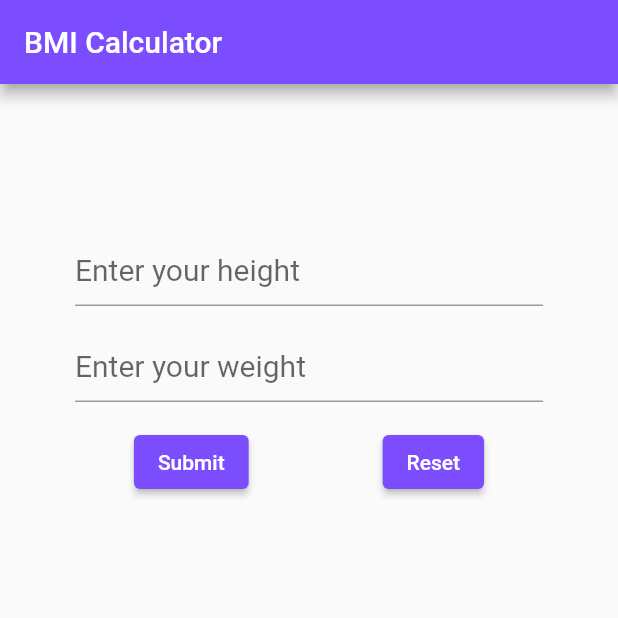
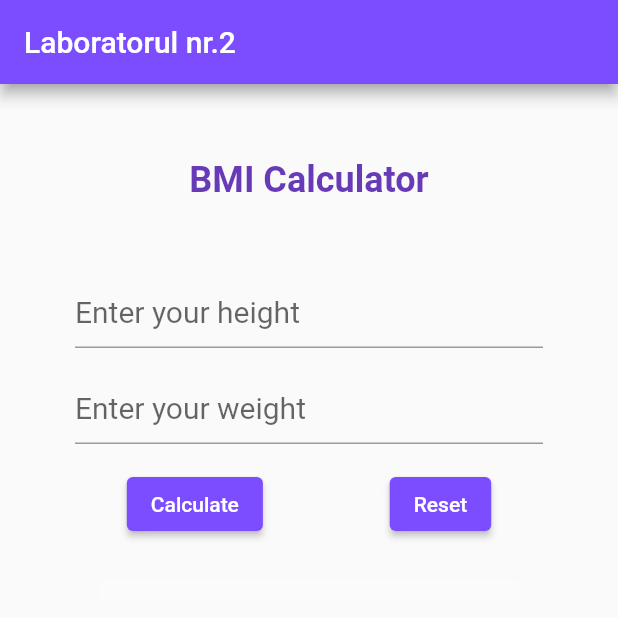
Before and after one commit to 1Leomas/UTM_PAM_labs, a Flutter app: the screen it shows after launch, on a phone screen of 412 x 824 dp, the top half of it. Run offline on Flutter 3.47's test engine with Material 2 defaults, Android fonts, the phone set to English and light mode, and no system bars.

Commit message:
lab2 flutter add animation

```diff
--- a/lab2_flutter/lib/main.dart
+++ b/lab2_flutter/lib/main.dart
@@ -5,7 +5,7 @@ void main() => runApp(const MyApp());
 class MyApp extends StatelessWidget {
   const MyApp({super.key});
 
-  static const String _title = 'BMI Calculator';
+  static const String _title = 'Laboratorul nr.2';
 
   @override
   Widget build(BuildContext context) {
@@ -43,6 +43,7 @@ class _MyStatefulWidgetState extends State<MyStatefulWidget> {
   String bmi = '';
   String bmi_status = '';
 
+  bool pressed = false;
   @override
   Widget build(BuildContext context) {
     return Form(
@@ -50,8 +51,19 @@ class _MyStatefulWidgetState extends State<MyStatefulWidget> {
       child: Column(
         //crossAxisAlignment: CrossAxisAlignment.center,
         children: <Widget>[
+          const Padding(
+            padding: EdgeInsets.fromLTRB(50, 50, 50, 0),
+            child: Text(
+              'BMI Calculator',
+              style: TextStyle(
+                fontSize: 24,
+                color: Colors.deepPurple,
+                fontWeight: FontWeight.bold,
+              ),
+            ),
+          ),
           Padding(
-            padding: const EdgeInsets.fromLTRB(50, 100, 50, 0),
+            padding: const EdgeInsets.fromLTRB(50, 50, 50, 0),
             child: TextFormField(
               style: const TextStyle (fontSize: 20),
               decoration: const InputDecoration(
@@ -110,13 +122,15 @@ class _MyStatefulWidgetState extends State<MyStatefulWidget> {
                             if(result > 18.5 && result < 24.9) bmi_status = 'Normal weight';
                             if(result > 25.0 && result < 29.9) bmi_status = 'Overweight';
                             if(result > 30) bmi_status = 'Obesity';
+
+                            pressed = true;
                           });
                         }
                       },
                       style: ElevatedButton.styleFrom(
                         backgroundColor: Colors.deepPurpleAccent,
                       ),
-                      child: const Text('Submit'),
+                      child: const Text('Calculate'),
                     ),
                   ),
                   Padding(
@@ -128,6 +142,8 @@ class _MyStatefulWidgetState extends State<MyStatefulWidget> {
                           setState(() {
                             bmi = '';
                             bmi_status = '';
+
+                            pressed = false;
                           });
                         }
                       },
@@ -142,16 +158,41 @@ class _MyStatefulWidgetState extends State<MyStatefulWidget> {
           ),
           Padding(
             padding: const EdgeInsets.fromLTRB(0, 26, 0, 0),
-            child: Text( bmi.isNotEmpty ? 'Your BMI is $bmi' : '',
-              style: const TextStyle (fontSize: 28),
+            child: AnimatedContainer(
+              transform: pressed ? Matrix4.diagonal3Values(1, 1, 1) : Matrix4.diagonal3Values(1, 0.1, 0.1),
+              width: 280,
+              height: 150,
+              //width: pressed ? 260.0 : 0.0,
+              //height: pressed ? 150.0 : 0.0,
+              //color: pressed ? Colors.deepPurpleAccent : Colors.white70,
+              alignment: pressed ? Alignment.center : AlignmentDirectional.topCenter,
+              duration: const Duration(seconds: 2),
+              curve: Curves.easeOutCirc,
+              decoration: BoxDecoration(
+                  color: pressed ? Colors.deepPurpleAccent : Colors.white10,
+                  borderRadius: const BorderRadius.all(Radius.circular(10))
+              ),
+              child: Text( bmi.isNotEmpty ? 'Your BMI is $bmi \n\n$bmi_status' : '',
+                style: const TextStyle (fontSize: 28, color: Colors.white),
+                textAlign: TextAlign.center,
+              ),
             ),
-          ),
+          ),/*
           Padding(
             padding: const EdgeInsets.fromLTRB(0, 26, 0, 0),
-            child: Text( bmi.isNotEmpty ? bmi_status : '',
-              style: const TextStyle (fontSize: 28),
+            child: AnimatedContainer(
+              width: pressed ? 200.0 : 0.0,
+              height: pressed ? 80.0 : 0.0,
+              color: pressed ? Colors.deepPurpleAccent : Colors.white70,
+              alignment:
+              pressed ? Alignment.center : AlignmentDirectional.topCenter,
+              duration: const Duration(seconds: 2),
+              curve: Curves.fastOutSlowIn,
+              child: Text( bmi.isNotEmpty ? bmi_status : '',
+                style: const TextStyle (fontSize: 28),
+              ),
             ),
-          ),
+          ),*/
         ],
       ),
     );
```
